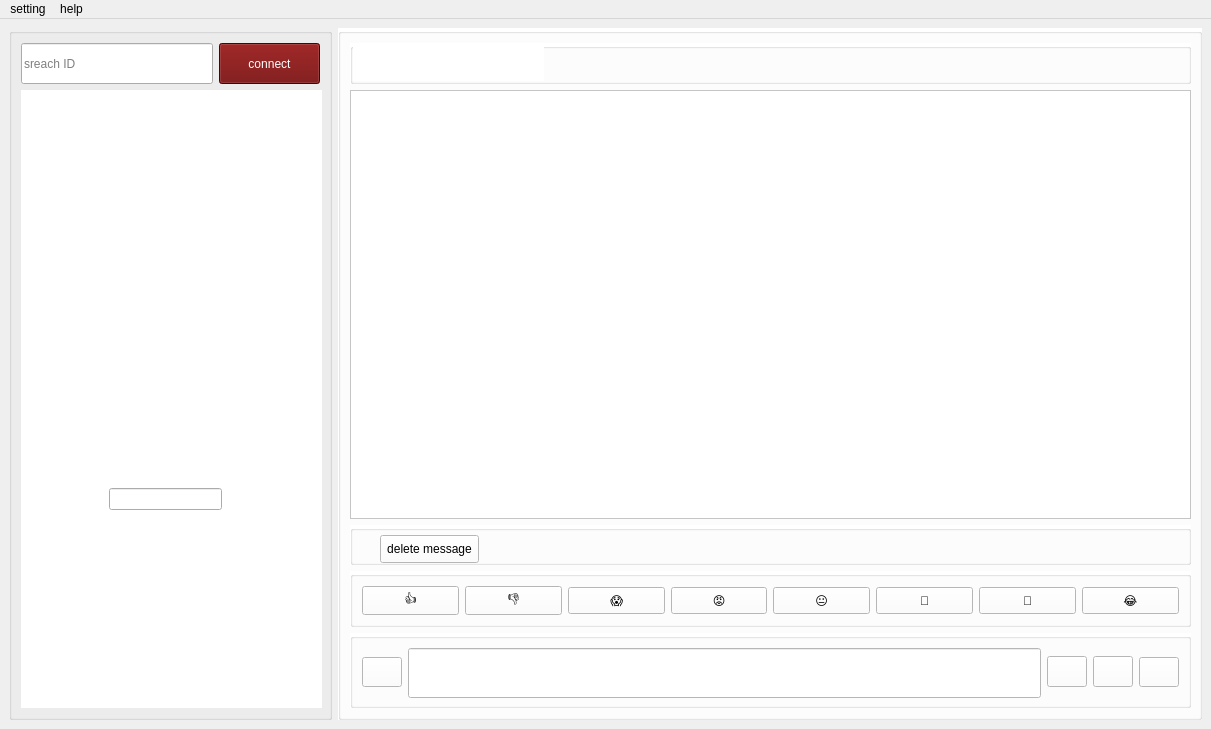
The window that chatroom.ui (Pourya231/converso) describes before a commit, drawn with Qt 5.
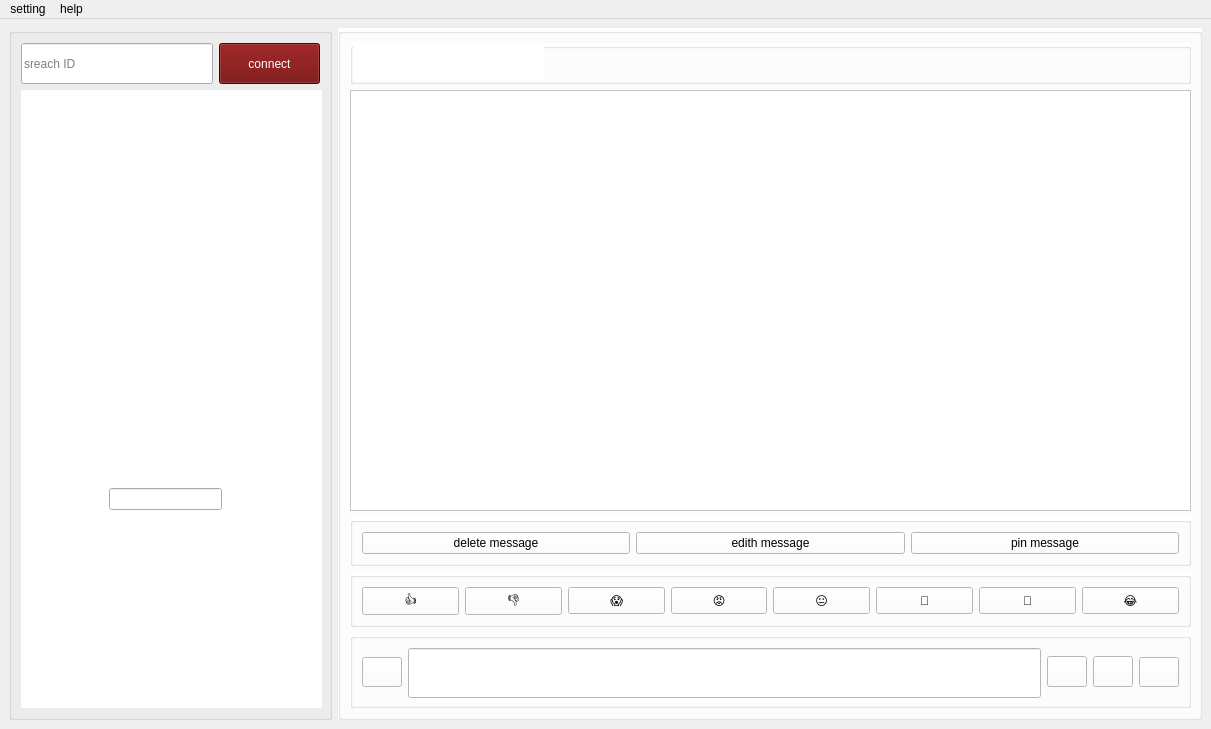
The same window after the commit. Icons and pictures are not drawn.

Diff of the .ui file:
```diff
--- a/chatroom.ui
+++ b/chatroom.ui
@@ -194,19 +194,44 @@
          <property name="title">
           <string/>
          </property>
+         <layout class="QGridLayout" name="gridLayout_6">
+          <item row="0" column="0">
          <widget class="QPushButton" name="pushButton_13">
-          <property name="geometry">
-           <rect>
-            <x>30</x>
-            <y>10</y>
-            <width>99</width>
-            <height>28</height>
-           </rect>
+            <property name="styleSheet">
+             <string notr="true">font: 8 pt &quot;MS Shell Dlg 2&quot;;
+
+</string>
           </property>
           <property name="text">
            <string>delete message</string>
           </property>
          </widget>
+          </item>
+          <item row="0" column="1">
+           <widget class="QPushButton" name="pushButton_15">
+            <property name="styleSheet">
+             <string notr="true">font: 8 pt &quot;MS Shell Dlg 2&quot;;
+
+</string>
+            </property>
+            <property name="text">
+             <string>edith message</string>
+            </property>
+           </widget>
+          </item>
+          <item row="0" column="2">
+           <widget class="QPushButton" name="pushButton_16">
+            <property name="styleSheet">
+             <string notr="true">font: 8pt &quot;MS Shell Dlg 2&quot;;
+
+</string>
+            </property>
+            <property name="text">
+             <string>pin message</string>
+            </property>
+           </widget>
+          </item>
+         </layout>
         </widget>
        </item>
        <item row="3" column="0">
```
Lines whose indentation alone changed are shown as unchanged.
